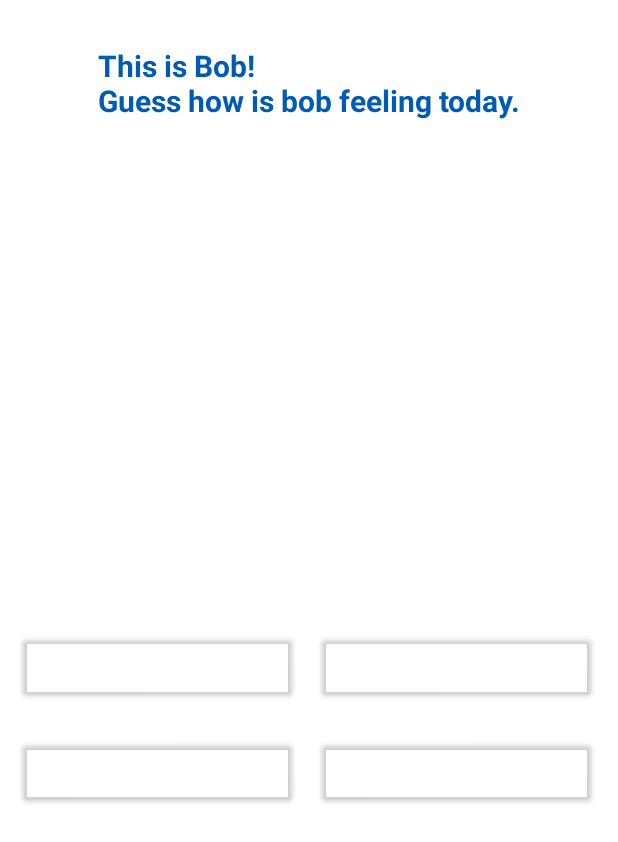
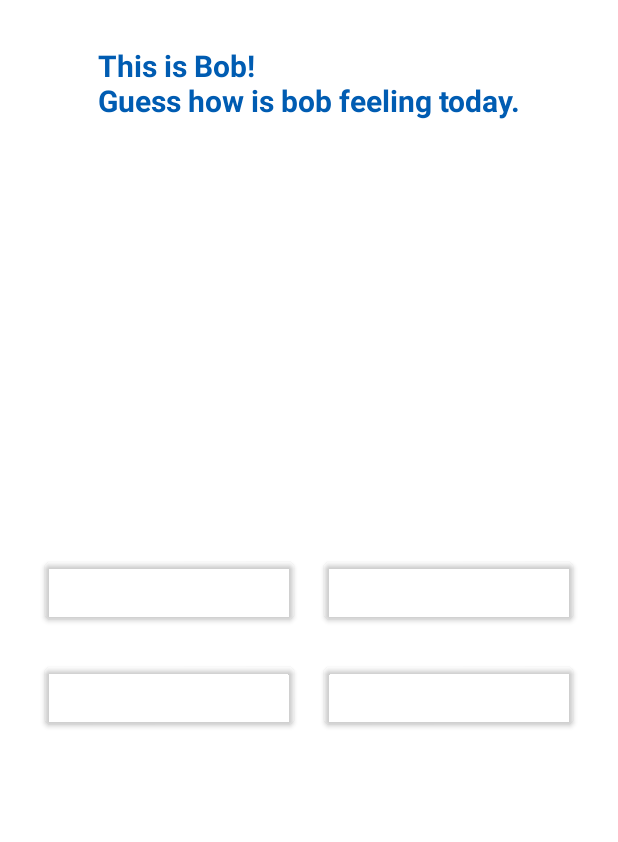
Before and after one commit to PrajeetGuha/AutiLearner, an Android app: the Lesson1Activity screen opened directly, with no data from a screen before it, on a phone screen of 412 x 824 dp. Shown: the top 842 px of the screen. Run offline under Robolectric (Android 15) with nearby library versions, the phone set to English and light mode, and no system bars; our stand-ins replace Firebase (no records; nobody signed in at launch, a user with empty details on screens opened directly), Picasso; 2 statements that could not run were skipped.

Commit message:
Changed files

```diff
--- a/app/src/main/res/drawable/option_button.xml
+++ b/app/src/main/res/drawable/option_button.xml
@@ -1,7 +1,7 @@
 <?xml version="1.0" encoding="utf-8"?>
 <shape xmlns:android="http://schemas.android.com/apk/res/android" android:shape="rectangle">
 
-    <stroke android:color="#9A9A9A" android:width="5dp" />
+    <stroke android:color="#9A9A9A" android:width="3dp" />
     <corners android:radius="10dp" />
 
 </shape>
--- a/app/src/main/res/layout/emotion_option_card.xml
+++ b/app/src/main/res/layout/emotion_option_card.xml
@@ -4,6 +4,7 @@
     xmlns:tools="http://schemas.android.com/tools"
     android:layout_width="match_parent"
     android:layout_height="match_parent">
+
 
     <TextView
         android:id="@+id/lesson_heading"
@@ -30,54 +31,66 @@
         android:layout_marginTop="50dp"
         tools:srcCompat="@tools:sample/avatars" />
 
+    <GridLayout
+        android:layout_width="match_parent"
+        android:layout_height="wrap_content"
+        android:layout_marginStart="20dp"
+        android:layout_marginEnd="20dp"
+        android:layout_marginTop="40dp"
+        android:columnCount="2"
+        android:rowCount="2"
+        app:layout_constraintStart_toStartOf="parent"
+        app:layout_constraintEnd_toEndOf="parent"
+        app:layout_constraintTop_toBottomOf="@id/emotion_image">
+
         <Button
             android:id="@+id/emotion_option1"
-        android:layout_width="180dp"
+            android:layout_row="0"
+            android:layout_rowWeight="1"
+            android:layout_column="0"
+            android:layout_columnWeight="1"
+            android:layout_width="120dp"
             android:layout_height="50dp"
-        android:layout_marginStart="15dp"
-        android:layout_marginEnd="5dp"
-        android:layout_marginTop="100dp"
-        android:textColor="@color/black"
+            android:layout_margin="10dp"
             android:textAllCaps="false"
-        app:layout_constraintStart_toStartOf="parent"
-        app:layout_constraintTop_toBottomOf="@+id/emotion_image" />
+            android:textColor="@color/black" />
 
         <Button
             android:id="@+id/emotion_option2"
-        android:layout_width="180dp"
+            android:layout_row="0"
+            android:layout_rowWeight="1"
+            android:layout_column="1"
+            android:layout_columnWeight="1"
+            android:layout_width="120dp"
             android:layout_height="50dp"
-        android:layout_marginStart="15dp"
-        android:layout_marginEnd="15dp"
-        android:layout_marginTop="100dp"
+            android:layout_margin="10dp"
             android:textColor="@color/black"
-        android:textAllCaps="false"
-        app:layout_constraintStart_toEndOf="@id/emotion_option1"
-        app:layout_constraintTop_toBottomOf="@+id/emotion_image"
-        app:layout_constraintEnd_toEndOf="parent"/>
+            android:textAllCaps="false" />
 
         <Button
             android:id="@+id/emotion_option3"
-        android:layout_width="180dp"
+            android:layout_row="1"
+            android:layout_rowWeight="1"
+            android:layout_column="0"
+            android:layout_columnWeight="1"
+            android:layout_width="120dp"
             android:layout_height="50dp"
-        android:layout_marginStart="15dp"
-        android:layout_marginTop="20dp"
-        android:layout_marginEnd="5dp"
-        android:textColor="@color/black"
+            android:layout_margin="10dp"
             android:textAllCaps="false"
-        app:layout_constraintStart_toStartOf="parent"
-        app:layout_constraintTop_toBottomOf="@+id/emotion_option1" />
+            android:textColor="@color/black" />
 
         <Button
             android:id="@+id/emotion_option4"
-        android:layout_width="180dp"
+            android:layout_row="1"
+            android:layout_rowWeight="1"
+            android:layout_column="1"
+            android:layout_columnWeight="1"
+            android:layout_width="120dp"
             android:layout_height="50dp"
-        android:layout_marginStart="15dp"
-        android:layout_marginEnd="15dp"
-        android:layout_marginTop="20dp"
+            android:layout_margin="10dp"
             android:textColor="@color/black"
-        android:textAllCaps="false"
-        app:layout_constraintStart_toEndOf="@id/emotion_option3"
-        app:layout_constraintTop_toBottomOf="@+id/emotion_option2"
-        app:layout_constraintEnd_toEndOf="parent"/>
+            android:textAllCaps="false" />
+
+    </GridLayout>
 
 </androidx.constraintlayout.widget.ConstraintLayout>
```
Lines whose indentation alone changed are shown as unchanged.
